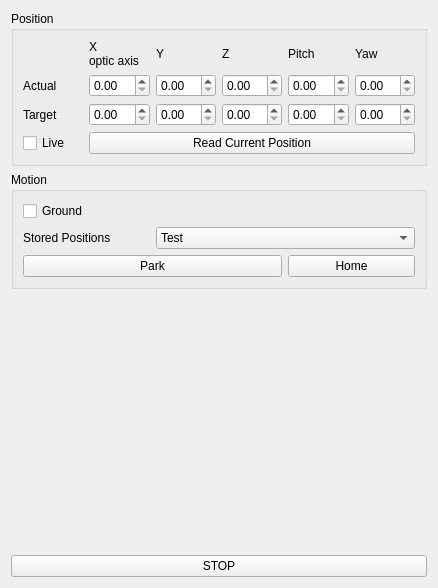
First picture: the form in supra_cl/mirror_stage/mirror_position_measure.ui, repository PromuInstrument/stackbot, before the edit.
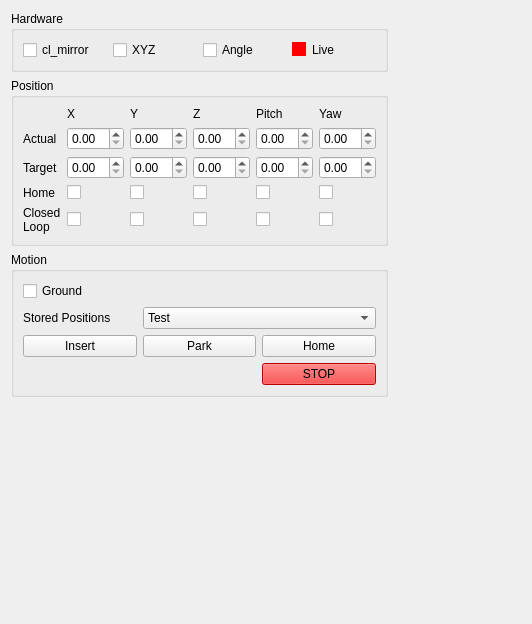
Second picture: the form after the edit.

Commit message: supra_cl mirror_stage: Initial working version 2017-11-21

```diff
--- a/supra_cl/mirror_stage/mirror_position_measure.ui
+++ b/supra_cl/mirror_stage/mirror_position_measure.ui
@@ -6,54 +6,29 @@
    <rect>
     <x>0</x>
     <y>0</y>
-    <width>438</width>
-    <height>588</height>
+    <width>532</width>
+    <height>624</height>
    </rect>
   </property>
+  <property name="sizePolicy">
+   <sizepolicy hsizetype="Ignored" vsizetype="Ignored">
+    <horstretch>0</horstretch>
+    <verstretch>0</verstretch>
+   </sizepolicy>
+  </property>
   <property name="windowTitle">
    <string>Form</string>
   </property>
+  <property name="styleSheet">
+   <string notr="true"/>
+  </property>
   <layout class="QGridLayout" name="gridLayout_3">
    <item row="2" column="0">
-    <spacer name="verticalSpacer">
-     <property name="orientation">
-      <enum>Qt::Vertical</enum>
-     </property>
-     <property name="sizeHint" stdset="0">
-      <size>
-       <width>20</width>
-       <height>40</height>
-      </size>
-     </property>
-    </spacer>
-   </item>
-   <item row="1" column="0">
-    <widget class="QGroupBox" name="groupBox_2">
+    <widget class="QGroupBox" name="motion_groupBox">
      <property name="title">
       <string>Motion</string>
      </property>
      <layout class="QGridLayout" name="gridLayout_2">
-      <item row="1" column="0">
-       <widget class="QLabel" name="label_8">
-        <property name="text">
-         <string>Stored Positions</string>
-        </property>
-       </widget>
-      </item>
-      <item row="2" column="2">
-       <widget class="QPushButton" name="home_pushButton">
-        <property name="text">
-         <string>Home</string>
-        </property>
-       </widget>
-      </item>
-      <item row="2" column="0" colspan="2">
-       <widget class="QPushButton" name="park_pushButton">
-        <property name="text">
-         <string>Park</string>
-        </property>
-       </widget>
-      </item>
       <item row="1" column="1" colspan="2">
        <widget class="QComboBox" name="set_stored_position_comboBox">
         <item>
@@ -68,33 +43,147 @@
         </item>
        </widget>
       </item>
+      <item row="1" column="0">
+       <widget class="QLabel" name="label_8">
+        <property name="text">
+         <string>Stored Positions</string>
+        </property>
+       </widget>
+      </item>
+      <item row="2" column="0">
+       <widget class="QPushButton" name="insert_pushButton">
+        <property name="text">
+         <string>Insert</string>
+        </property>
+       </widget>
+      </item>
       <item row="0" column="0">
-       <widget class="QCheckBox" name="checkBox_2">
+       <widget class="QCheckBox" name="ground_checkBox">
+        <property name="enabled">
+         <bool>true</bool>
+        </property>
         <property name="text">
          <string>Ground</string>
         </property>
        </widget>
       </item>
+      <item row="2" column="1">
+       <widget class="QPushButton" name="park_pushButton">
+        <property name="text">
+         <string>Park</string>
+        </property>
+       </widget>
+      </item>
+      <item row="3" column="2">
+       <widget class="QPushButton" name="stop_pushButton">
+        <property name="styleSheet">
+         <string notr="true">background-color: red;</string>
+        </property>
+        <property name="text">
+         <string>STOP</string>
+        </property>
+       </widget>
+      </item>
+      <item row="2" column="2">
+       <widget class="QPushButton" name="home_pushButton">
+        <property name="text">
+         <string>Home</string>
+        </property>
+       </widget>
+      </item>
      </layout>
     </widget>
    </item>
    <item row="0" column="0">
-    <widget class="QGroupBox" name="groupBox">
+    <widget class="QGroupBox" name="hw_groupBox">
+     <property name="title">
+      <string>Hardware</string>
+     </property>
+     <layout class="QGridLayout" name="gridLayout_4">
+      <item row="0" column="2">
+       <widget class="QCheckBox" name="hw_angle_connect_checkBox">
+        <property name="text">
+         <string>Angle</string>
+        </property>
+       </widget>
+      </item>
+      <item row="0" column="0">
+       <widget class="QCheckBox" name="hw_cl_mirror_connect_checkBox">
+        <property name="text">
+         <string>cl_mirror</string>
+        </property>
+       </widget>
+      </item>
+      <item row="0" column="1">
+       <widget class="QCheckBox" name="hw_xyz_connect_checkBox">
+        <property name="text">
+         <string>XYZ</string>
+        </property>
+       </widget>
+      </item>
+      <item row="0" column="3">
+       <widget class="QCheckBox" name="live_checkBox">
+        <property name="enabled">
+         <bool>true</bool>
+        </property>
+        <property name="autoFillBackground">
+         <bool>false</bool>
+        </property>
+        <property name="styleSheet">
+         <string notr="true">QCheckBox::indicator::unchecked {
+background-color: red;
+}
+
+QCheckBox::indicator::checked {
+background-color: green;
+}</string>
+        </property>
+        <property name="text">
+         <string>Live</string>
+        </property>
+        <property name="checked">
+         <bool>false</bool>
+        </property>
+       </widget>
+      </item>
+     </layout>
+    </widget>
+   </item>
+   <item row="1" column="0">
+    <widget class="QGroupBox" name="position_groupBox">
      <property name="title">
       <string>Position</string>
      </property>
      <layout class="QGridLayout" name="gridLayout">
-      <item row="2" column="5">
-       <widget class="QDoubleSpinBox" name="yaw_target_position_doubleSpinBox"/>
-      </item>
-      <item row="1" column="4">
-       <widget class="QDoubleSpinBox" name="pitch_position_doubleSpinBox"/>
-      </item>
-      <item row="2" column="2">
-       <widget class="QDoubleSpinBox" name="y_target_position_doubleSpinBox"/>
+      <item row="4" column="3">
+       <widget class="QCheckBox" name="z_closedloop_checkBox">
+        <property name="text">
+         <string/>
+        </property>
+       </widget>
       </item>
       <item row="1" column="2">
-       <widget class="QDoubleSpinBox" name="y_position_doubleSpinBox"/>
+       <widget class="QDoubleSpinBox" name="y_position_doubleSpinBox">
+        <property name="sizePolicy">
+         <sizepolicy hsizetype="Ignored" vsizetype="Fixed">
+          <horstretch>0</horstretch>
+          <verstretch>0</verstretch>
+         </sizepolicy>
+        </property>
+       </widget>
+      </item>
+      <item row="1" column="1">
+       <widget class="QDoubleSpinBox" name="x_position_doubleSpinBox">
+        <property name="sizePolicy">
+         <sizepolicy hsizetype="Ignored" vsizetype="Fixed">
+          <horstretch>0</horstretch>
+          <verstretch>0</verstretch>
+         </sizepolicy>
+        </property>
+       </widget>
+      </item>
+      <item row="2" column="2">
+       <widget class="QDoubleSpinBox" name="y_target_position_doubleSpinBox"/>
       </item>
       <item row="2" column="3">
        <widget class="QDoubleSpinBox" name="z_target_position_doubleSpinBox"/>
@@ -106,17 +195,55 @@
         </property>
        </widget>
       </item>
-      <item row="1" column="1">
-       <widget class="QDoubleSpinBox" name="x_position_doubleSpinBox"/>
-      </item>
       <item row="1" column="3">
-       <widget class="QDoubleSpinBox" name="z_position_doubleSpinBox"/>
+       <widget class="QDoubleSpinBox" name="z_position_doubleSpinBox">
+        <property name="sizePolicy">
+         <sizepolicy hsizetype="Ignored" vsizetype="Fixed">
+          <horstretch>0</horstretch>
+          <verstretch>0</verstretch>
+         </sizepolicy>
+        </property>
+       </widget>
       </item>
       <item row="2" column="4">
        <widget class="QDoubleSpinBox" name="pitch_target_position_doubleSpinBox"/>
       </item>
+      <item row="2" column="5">
+       <widget class="QDoubleSpinBox" name="yaw_target_position_doubleSpinBox"/>
+      </item>
+      <item row="1" column="4">
+       <widget class="QDoubleSpinBox" name="pitch_position_doubleSpinBox">
+        <property name="sizePolicy">
+         <sizepolicy hsizetype="Ignored" vsizetype="Fixed">
+          <horstretch>0</horstretch>
+          <verstretch>0</verstretch>
+         </sizepolicy>
+        </property>
+       </widget>
+      </item>
       <item row="1" column="5">
-       <widget class="QDoubleSpinBox" name="yaw_position_doubleSpinBox"/>
+       <widget class="QDoubleSpinBox" name="yaw_position_doubleSpinBox">
+        <property name="sizePolicy">
+         <sizepolicy hsizetype="Ignored" vsizetype="Fixed">
+          <horstretch>0</horstretch>
+          <verstretch>0</verstretch>
+         </sizepolicy>
+        </property>
+       </widget>
+      </item>
+      <item row="2" column="0">
+       <widget class="QLabel" name="label_7">
+        <property name="text">
+         <string>Target</string>
+        </property>
+       </widget>
+      </item>
+      <item row="3" column="4">
+       <widget class="QCheckBox" name="pitch_home_checkBox">
+        <property name="text">
+         <string/>
+        </property>
+       </widget>
       </item>
       <item row="0" column="5">
        <widget class="QLabel" name="label_5">
@@ -125,28 +252,10 @@
         </property>
        </widget>
       </item>
-      <item row="2" column="0">
-       <widget class="QLabel" name="label_7">
+      <item row="3" column="5">
+       <widget class="QCheckBox" name="yaw_home_checkBox">
         <property name="text">
-         <string>Target</string>
-        </property>
-       </widget>
-      </item>
-      <item row="2" column="1">
-       <widget class="QDoubleSpinBox" name="x_target_position_doubleSpinBox"/>
-      </item>
-      <item row="0" column="1">
-       <widget class="QLabel" name="label">
-        <property name="text">
-         <string>X
-optic axis</string>
-        </property>
-       </widget>
-      </item>
-      <item row="0" column="2">
-       <widget class="QLabel" name="label_2">
-        <property name="text">
-         <string>Y</string>
+         <string/>
         </property>
        </widget>
       </item>
@@ -157,6 +266,16 @@
         </property>
        </widget>
       </item>
+      <item row="2" column="1">
+       <widget class="QDoubleSpinBox" name="x_target_position_doubleSpinBox"/>
+      </item>
+      <item row="0" column="1">
+       <widget class="QLabel" name="label">
+        <property name="text">
+         <string>X</string>
+        </property>
+       </widget>
+      </item>
       <item row="0" column="4">
        <widget class="QLabel" name="label_4">
         <property name="text">
@@ -164,29 +283,105 @@
         </property>
        </widget>
       </item>
-      <item row="3" column="1" colspan="5">
-       <widget class="QPushButton" name="read_current_position_pushButton">
-        <property name="text">
-         <string>Read Current Position</string>
-        </property>
-       </widget>
-      </item>
       <item row="3" column="0">
-       <widget class="QCheckBox" name="live_checkBox">
+       <widget class="QLabel" name="label_9">
         <property name="text">
-         <string>Live</string>
+         <string>Home</string>
+        </property>
+       </widget>
+      </item>
+      <item row="0" column="2">
+       <widget class="QLabel" name="label_2">
+        <property name="text">
+         <string>Y</string>
+        </property>
+       </widget>
+      </item>
+      <item row="3" column="1">
+       <widget class="QCheckBox" name="x_home_checkBox">
+        <property name="text">
+         <string/>
+        </property>
+       </widget>
+      </item>
+      <item row="3" column="2">
+       <widget class="QCheckBox" name="y_home_checkBox">
+        <property name="text">
+         <string/>
+        </property>
+       </widget>
+      </item>
+      <item row="3" column="3">
+       <widget class="QCheckBox" name="z_home_checkBox">
+        <property name="text">
+         <string/>
+        </property>
+       </widget>
+      </item>
+      <item row="4" column="4">
+       <widget class="QCheckBox" name="pitch_closedloop_checkBox">
+        <property name="text">
+         <string/>
+        </property>
+       </widget>
+      </item>
+      <item row="4" column="1">
+       <widget class="QCheckBox" name="x_closedloop_checkBox">
+        <property name="text">
+         <string/>
+        </property>
+       </widget>
+      </item>
+      <item row="4" column="2">
+       <widget class="QCheckBox" name="y_closedloop_checkBox">
+        <property name="text">
+         <string/>
+        </property>
+       </widget>
+      </item>
+      <item row="4" column="5">
+       <widget class="QCheckBox" name="yaw_closedloop_checkBox">
+        <property name="text">
+         <string/>
+        </property>
+       </widget>
+      </item>
+      <item row="4" column="0">
+       <widget class="QLabel" name="label_10">
+        <property name="text">
+         <string>Closed
+Loop</string>
         </property>
        </widget>
       </item>
      </layout>
     </widget>
    </item>
-   <item row="3" column="0">
-    <widget class="QPushButton" name="pushButton">
-     <property name="text">
-      <string>STOP</string>
+   <item row="2" column="1">
+    <spacer name="horizontalSpacer">
+     <property name="orientation">
+      <enum>Qt::Horizontal</enum>
      </property>
-    </widget>
+     <property name="sizeHint" stdset="0">
+      <size>
+       <width>40</width>
+       <height>20</height>
+      </size>
+     </property>
+    </spacer>
+   </item>
+   <item row="4" column="0">
+    <spacer name="verticalSpacer">
+     <property name="orientation">
+      <enum>Qt::Vertical</enum>
+     </property>
+     <property name="sizeHint" stdset="0">
+      <size>
+       <width>20</width>
+       <height>40</height>
+      </size>
+     </property>
+    </spacer>
    </item>
   </layout>
  </widget>
```
The commit also changes 6 other files.
